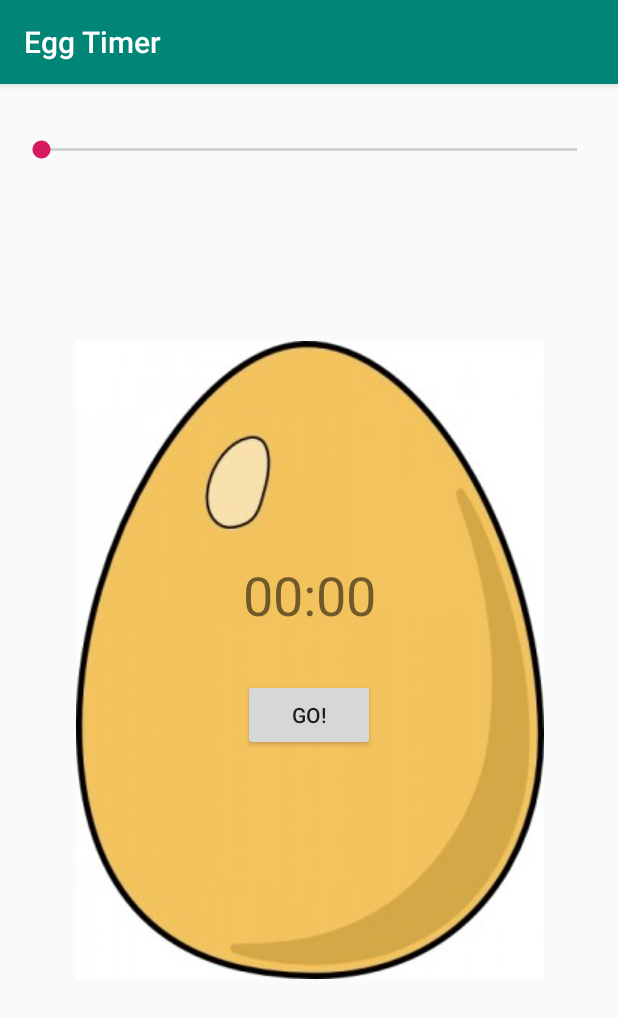
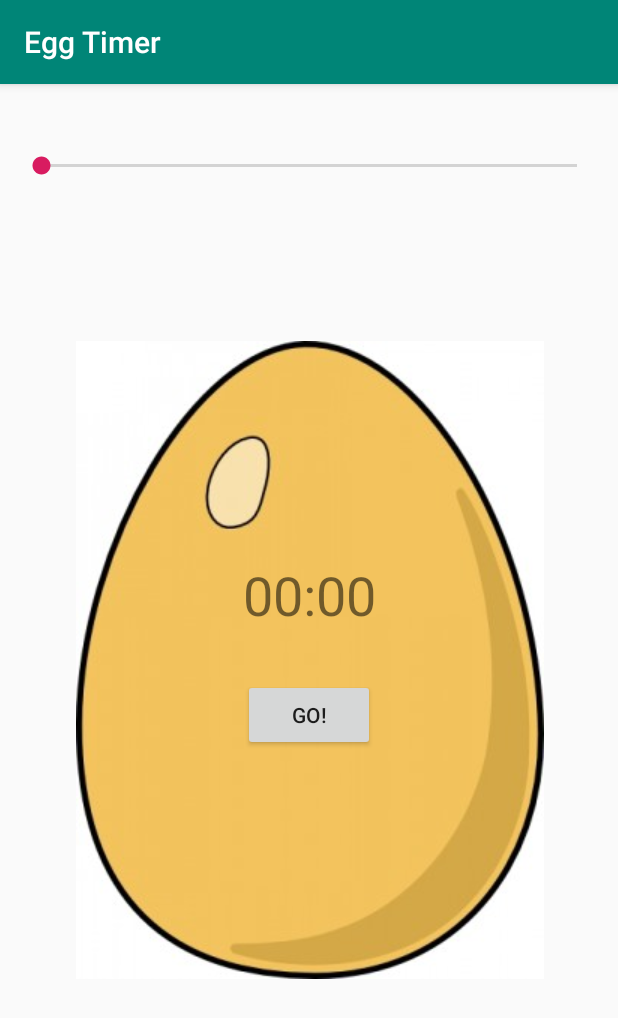
Before and after one commit to Virjanand/EggTimer, an Android app: the screen it shows after launch (MainActivity), on a phone screen of 412 x 824 dp. Shown: the top 1018 px of the screen. Run offline under Robolectric (Android 15) with nearby library versions, the phone set to English and light mode, and no system bars.

Commit message:
Added seekbar, but it's not showing up

```diff
--- a/app/src/main/java/com/virjanand/eggtimer/MainActivity.java
+++ b/app/src/main/java/com/virjanand/eggtimer/MainActivity.java
@@ -7,6 +7,7 @@ import android.os.Bundle;
 import android.util.Log;
 import android.view.View;
 import android.widget.EditText;
+import android.widget.SeekBar;
 import android.widget.TextView;
 
 import org.w3c.dom.Text;
@@ -36,6 +37,21 @@ public class MainActivity extends AppCompatActivity {
         countDownText = (TextView) findViewById(R.id.countdownTextView);
         updateCountDownText(0);
         airhorn = MediaPlayer.create(this, R.raw.airhorn);
+
+        SeekBar timeSeekBar = findViewById(R.id.timeSeekBar);
+        timeSeekBar.setMax(300);
+        timeSeekBar.setOnSeekBarChangeListener(new SeekBar.OnSeekBarChangeListener() {
+            @Override
+            public void onProgressChanged(SeekBar seekBar, int progress, boolean fromUser) {
+                Log.i("Number selected: ", Integer.toString(progress));
+            }
+            @Override
+            public void onStartTrackingTouch(SeekBar seekBar) {
+            }
+            @Override
+            public void onStopTrackingTouch(SeekBar seekBar) {
+            }
+        });
     }
 
     private void updateCountDownText(long milliSecondsUntilDone) {
--- a/app/src/main/res/layout/activity_main.xml
+++ b/app/src/main/res/layout/activity_main.xml
@@ -33,10 +33,11 @@
     <SeekBar
         android:id="@+id/timeSeekBar"
         android:layout_width="389dp"
-        android:layout_height="24dp"
+        android:layout_height="45dp"
         android:layout_marginLeft="8dp"
         android:layout_marginTop="16dp"
         android:layout_marginRight="8dp"
+        android:visibility="visible"
         app:layout_constraintLeft_toLeftOf="@+id/imageView"
         app:layout_constraintRight_toRightOf="@+id/imageView"
         app:layout_constraintTop_toTopOf="@+id/imageView" />
```
